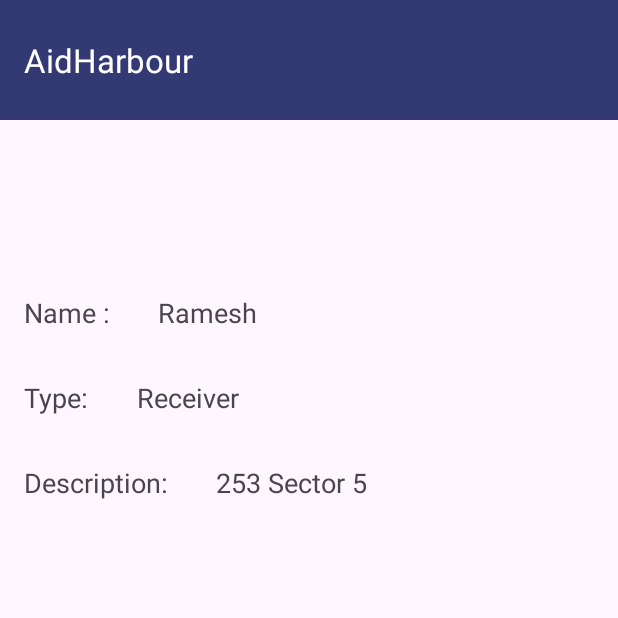
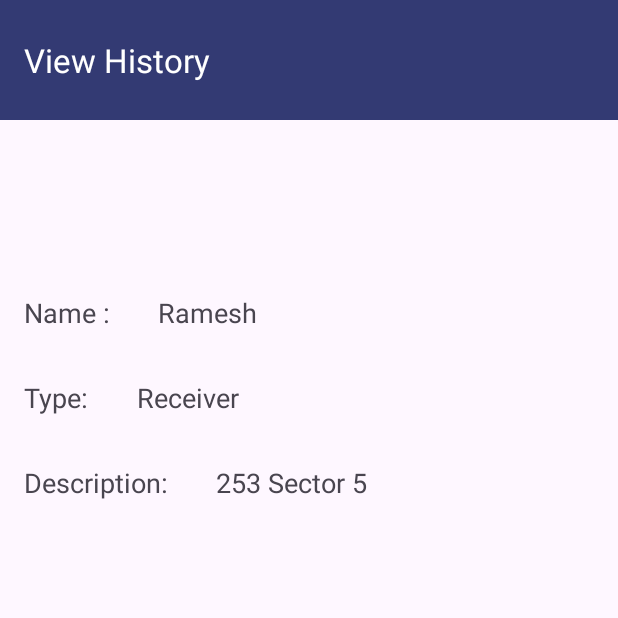
Before and after one commit to akshayak1408/AidHarbour-Charity-Android-Application, an Android app: the History2 screen opened directly, with no data from a screen before it, on a phone screen of 412 x 824 dp, the top half of it. Run offline under Robolectric (Android 15) with nearby library versions, the phone set to English and light mode, and no system bars.

Commit message:
Major UI changes

```diff
--- a/AndroidStudioProjects/AidHarbour/app/src/main/AndroidManifest.xml
+++ b/AndroidStudioProjects/AidHarbour/app/src/main/AndroidManifest.xml
@@ -14,6 +14,9 @@
         android:supportsRtl="true"
         android:theme="@style/Theme.AidHarbour"
         tools:targetApi="31">
+        <activity
+            android:name=".History2"
+            android:exported="false" />
         <activity
             android:name=".History"
             android:exported="false" />
--- a/AndroidStudioProjects/AidHarbour/app/src/main/java/com/example/aidharbour/History.kt
+++ b/AndroidStudioProjects/AidHarbour/app/src/main/java/com/example/aidharbour/History2.kt
@@ -4,14 +4,14 @@ import androidx.appcompat.app.AppCompatActivity
 import android.os.Bundle
 import androidx.appcompat.widget.Toolbar
 
-class History : AppCompatActivity() {
+class History2 : AppCompatActivity() {
     override fun onCreate(savedInstanceState: Bundle?) {
         super.onCreate(savedInstanceState)
-        setContentView(R.layout.activity_history)
+        setContentView(R.layout.activity_history2)
 
         val toolbar: Toolbar =findViewById(R.id.toolbar)
         setSupportActionBar(toolbar)
-        toolbar.title = "View History"
+        //toolbar.title = "View History"
         toolbar.overflowIcon = null
     }
 }
--- a/AndroidStudioProjects/AidHarbour/app/src/main/java/com/example/aidharbour/HomeFragment.kt
+++ b/AndroidStudioProjects/AidHarbour/app/src/main/java/com/example/aidharbour/HomeFragment.kt
@@ -57,7 +57,7 @@ class HomeFragment : Fragment() {
         }
 
         view_history.setOnClickListener {
-            val intent = Intent(activity, History::class.java)
+            val intent = Intent(activity, History2::class.java)
             startActivity(intent)
         }
     }
--- a/AndroidStudioProjects/AidHarbour/app/src/main/java/com/example/aidharbour/Volunteers.kt
+++ b/AndroidStudioProjects/AidHarbour/app/src/main/java/com/example/aidharbour/Volunteers.kt
@@ -21,7 +21,6 @@ class Volunteers : AppCompatActivity() {
 
         val toolbar = findViewById<Toolbar>(R.id.toolbar)
         setSupportActionBar(toolbar)
-        toolbar.title = "Rate Volunteers"
         toolbar.overflowIcon = null
 
         recyclerview.layoutManager = LinearLayoutManager(this)
--- a/AndroidStudioProjects/AidHarbour/app/src/main/res/layout/activity_history.xml
+++ /dev/null
@@ -1,40 +0,0 @@
-<?xml version="1.0" encoding="utf-8"?>
-<FrameLayout
-    xmlns:android="http://schemas.android.com/apk/res/android"
-    xmlns:app="http://schemas.android.com/apk/res-auto"
-    xmlns:tools="http://schemas.android.com/tools"
-    android:layout_width="match_parent"
-    android:layout_height="match_parent">
-
-    <androidx.appcompat.widget.Toolbar
-        android:id="@+id/toolbar"
-        android:layout_width="match_parent"
-        android:layout_height="80dp"
-        android:background="#333A73"
-        app:layout_constraintEnd_toEndOf="parent"
-        app:layout_constraintStart_toStartOf="parent"
-        app:layout_constraintTop_toTopOf="parent"
-        app:titleTextAppearance="@style/TextAppearance.AppCompat.Large"
-        app:titleTextColor="@android:color/white"
-        app:popupTheme="@null" />
-    <ScrollView
-        android:layout_width="match_parent"
-        android:layout_height="match_parent"
-        android:orientation="vertical" >
-
-
-    <LinearLayout
-        android:layout_width="match_parent"
-        android:layout_height="wrap_content"
-        android:orientation="vertical">
-
-        <include layout="@layout/person"
-            android:id="@+id/person1"
-            android:layout_width="match_parent"
-            android:layout_height="wrap_content"
-            android:layout_marginTop="180dp"/>
-
-    </LinearLayout>
-</ScrollView>
-
-</FrameLayout>
--- /dev/null
+++ b/AndroidStudioProjects/AidHarbour/app/src/main/res/layout/activity_history2.xml
@@ -0,0 +1,41 @@
+<?xml version="1.0" encoding="utf-8"?>
+<FrameLayout
+xmlns:android="http://schemas.android.com/apk/res/android"
+xmlns:app="http://schemas.android.com/apk/res-auto"
+xmlns:tools="http://schemas.android.com/tools"
+android:layout_width="match_parent"
+android:layout_height="match_parent"
+tools:context=".History2">
+
+<androidx.appcompat.widget.Toolbar
+    android:id="@+id/toolbar"
+    android:layout_width="match_parent"
+    android:layout_height="80dp"
+    android:background="#333A73"
+    app:layout_constraintEnd_toEndOf="parent"
+    app:layout_constraintStart_toStartOf="parent"
+    app:layout_constraintTop_toTopOf="parent"
+    app:titleTextAppearance="@style/TextAppearance.AppCompat.Large"
+    app:titleTextColor="@android:color/white"
+    app:title="View History"
+    app:popupTheme="@null" />
+<ScrollView
+    android:layout_width="match_parent"
+    android:layout_height="match_parent"
+    android:orientation="vertical" >
+
+    <LinearLayout
+        android:layout_width="match_parent"
+        android:layout_height="wrap_content"
+        android:orientation="vertical">
+
+        <include layout="@layout/person"
+            android:id="@+id/person1"
+            android:layout_width="match_parent"
+            android:layout_height="wrap_content"
+            android:layout_marginTop="180dp"/>
+
+    </LinearLayout>
+</ScrollView>
+
+</FrameLayout>
--- a/AndroidStudioProjects/AidHarbour/app/src/main/res/layout/activity_volunteers.xml
+++ b/AndroidStudioProjects/AidHarbour/app/src/main/res/layout/activity_volunteers.xml
@@ -17,6 +17,7 @@
         app:layout_constraintTop_toTopOf="parent"
         app:titleTextAppearance="@style/TextAppearance.AppCompat.Large"
         app:titleTextColor="@android:color/white"
+        app:title="Rate Volunteers"
         app:popupTheme="@null" />
 
     <TextView
--- a/AndroidStudioProjects/AidHarbour/app/src/main/res/layout/person.xml
+++ b/AndroidStudioProjects/AidHarbour/app/src/main/res/layout/person.xml
@@ -2,7 +2,9 @@
 <androidx.constraintlayout.widget.ConstraintLayout xmlns:android="http://schemas.android.com/apk/res/android"
     android:layout_width="match_parent"
     android:layout_height="match_parent">
-    <RelativeLayout xmlns:android="http://schemas.android.com/apk/res/android"
+
+
+    <RelativeLayout
         android:layout_width="match_parent"
         android:layout_height="wrap_content">
 
```
